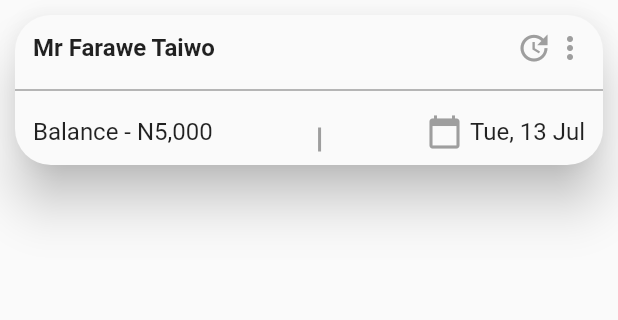
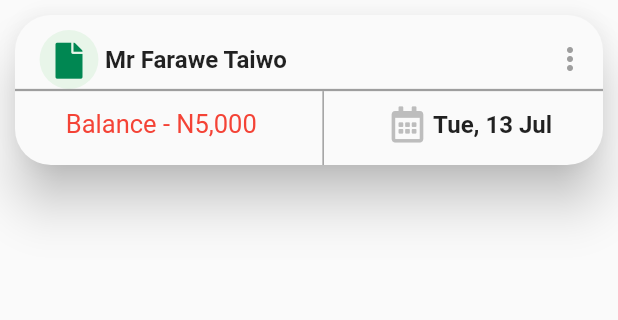
Before and after one commit to farawehassan/bizgiene_limited, a Flutter app: the CustomerPage screen opened by its route, on a phone screen of 412 x 824 dp, the part 156-476 px from its top. Run offline on Flutter 3.47's test engine with Material 2 defaults, Android fonts, the phone set to English and light mode, and no system bars; our stand-ins replace dynamic_theme, flutter_money_formatter, flutter_typeahead, fluttertoast, font_awesome_flutter, google_fonts and 5 more; missing offline and left inert: esc_pos_printer, flutter_sparkline, folding_cell; accounts and stored records are empty; project files that could hold a hidden picture were left out.

Commit message:
Commit 1 changes from Moyo PC

```diff
--- a/lib/ui/navs/customers/outstanding_balance_customers.dart
+++ b/lib/ui/navs/customers/outstanding_balance_customers.dart
@@ -1,6 +1,8 @@
   import 'package:bizgienelimited/utils/reusable_card.dart';
   import 'package:flutter/cupertino.dart';
   import 'package:flutter/material.dart';
+  import 'package:font_awesome_flutter/font_awesome_flutter.dart';
+  import 'package:google_fonts/google_fonts.dart';
 
   class OutstandingBalance extends StatefulWidget {
 
@@ -22,28 +24,37 @@ class _OutstandingBalanceState extends State<OutstandingBalance> {
               elevation: 14.0,
               borderRadius: BorderRadius.circular(24.0),
               child: Column(
-              mainAxisAlignment: MainAxisAlignment.spaceBetween,
+                //mainAxisAlignment: MainAxisAlignment.spaceBetween,
                 children: <Widget>[
                   Container(
+                    height: 49.25,
                     padding: const EdgeInsets.only(top: 10.0, left: 12.0, right: 10.0),
                     child: Row(
                       mainAxisAlignment: MainAxisAlignment.spaceBetween,
                       children: <Widget>[
+                        Row(
+                          children: <Widget>[
+                            Container(
+                              child: IconButton(
+                                icon: Icon(
+                                  FontAwesomeIcons.solidFile,
+                                ),
+                                onPressed: (){},
+                                color: Color(0xFF008752),
+                              ),
+                              decoration: BoxDecoration(
+                                shape: BoxShape.circle,
+                                color: Colors.green[50]
+                              ),
+                            ),
                             Text(
                               "Mr Farawe Taiwo",
-                        style: TextStyle(
+                              style: GoogleFonts.mcLaren(
                                 fontWeight: FontWeight.bold,
                                 fontSize: 16,
                               ),
                             ),
-                      Row(
-                        children: <Widget>[
-                          GestureDetector(
-                            onTap: (){},
-                            child: Icon(
-                              Icons.update,
-                              color: Colors.grey[500],
-                            ),
+                          ],
                         ),
                         GestureDetector(
                           onTap: (){},
@@ -51,50 +62,50 @@ class _OutstandingBalanceState extends State<OutstandingBalance> {
                             Icons.more_vert,
                             color: Colors.grey[500],
                           ),
-                          ),
-                        ],
                         )
                       ],
                     ),
                   ),
                   Container(
-                  height: 1.0,
+                    height: 1.5,
                     color: Colors.grey[500],
                   ),
-                Row(
-                  mainAxisAlignment: MainAxisAlignment.spaceBetween,
+                  Container(
+                    height: 49.25,
+                    child: Row(
+                      mainAxisAlignment: MainAxisAlignment.spaceAround,
                       children: <Widget>[
                         Align(
                           alignment: Alignment.centerLeft,
                           child: Padding(
-                        padding: const EdgeInsets.only(bottom: 10.0, left: 12.0,),
+                            padding: const EdgeInsets.only(bottom: 5.0, left: 12.0,),
                             child: Text(
                               "Balance - N5,000",
                               style: TextStyle(
+                                color: Colors.red,
                                 fontWeight: FontWeight.normal,
-                            fontSize: 16,
+                                fontSize: 17,
                               ),
                             ),
                           ),
                         ),
-                    Flexible(
-                      child: Container(
-                        width: 2,
+                        Container(
+                          width: 1,
+                          height: 49.25,
                           child: Text(''),
                           color: Colors.grey,
-                      ),
                         ),
                         Align(
                           alignment: Alignment.centerRight,
                           child: Padding(
-                        padding: const EdgeInsets.only(bottom: 10.0, right: 12.0,),
+                            padding: const EdgeInsets.only(bottom: 5.0, right: 12.0,),
                             child: Row(
                               children: <Widget>[
                                 GestureDetector(
                                   onTap: (){},
                                   child: Icon(
-                                Icons.calendar_today,
-                                color: Colors.grey[500],
+                                    FontAwesomeIcons.calendarAlt,
+                                    color: Colors.grey[400],
                                   ),
                                 ),
                                 Padding(
@@ -102,7 +113,7 @@ class _OutstandingBalanceState extends State<OutstandingBalance> {
                                   child: Text(
                                     "Tue, 13 Jul",
                                     style: TextStyle(
-                                  fontWeight: FontWeight.normal,
+                                      fontWeight: FontWeight.bold,
                                       fontSize: 16,
                                     ),
                                   ),
@@ -112,6 +123,7 @@ class _OutstandingBalanceState extends State<OutstandingBalance> {
                           ),
                         )
                       ],
+                    ),
                   )
                 ],
               ),
```
Lines whose indentation alone changed are shown as unchanged.
